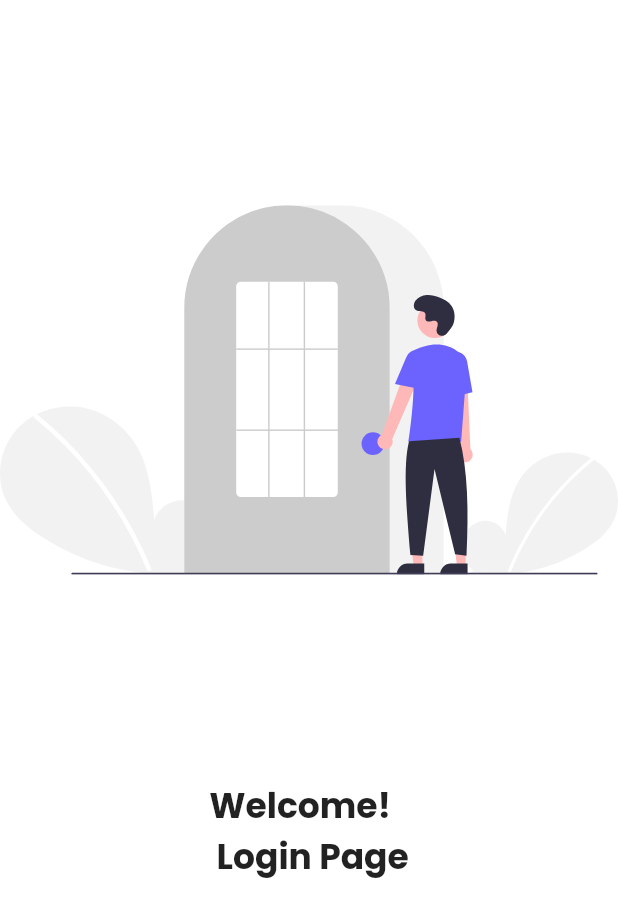
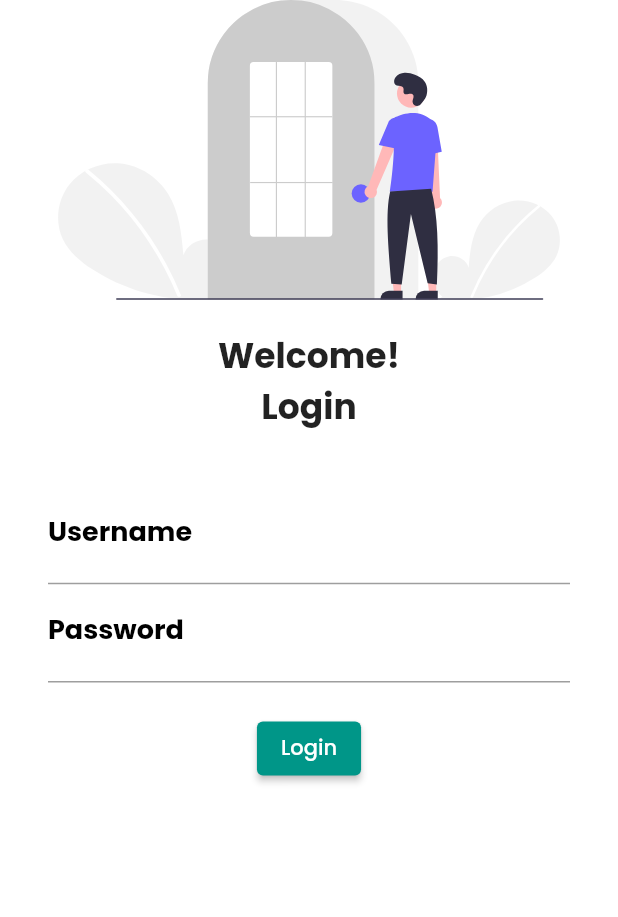
Before and after one commit to whodanyalahmed/learning_flutter, a Flutter app: the screen it shows after launch, on a phone screen of 412 x 824 dp. Shown: the top 917 px of the screen. Run offline on Flutter 3.47's test engine with Material 2 defaults, Android fonts, the phone set to English and light mode, and no system bars; our stand-ins replace flutter_svg, google_fonts; missing offline and left inert: dart:html.

Commit message:
Text field added

```diff
--- a/lib/pages/login_page.dart
+++ b/lib/pages/login_page.dart
@@ -1,3 +1,5 @@
+import 'dart:html';
+
 import 'package:flutter/material.dart';
 import 'package:flutter_svg/flutter_svg.dart';
 
@@ -10,17 +12,75 @@ class LoginPage extends StatelessWidget {
         color: Colors.white,
         child: Column(
           children: [
-            SvgPicture.asset(
-              "assets/images/login_image.svg",
-              fit: BoxFit.scaleDown,
-            ),
+            SvgPicture.asset("assets/images/login_image.svg",
+                fit: BoxFit.cover, height: 200),
+            SizedBox(height: 20),
             const Text(
-              "Welcome! \n Login Page",
+              "Welcome!",
               style: TextStyle(
                 fontWeight: FontWeight.bold,
                 fontSize: 23,
               ),
             ),
+            const Text(
+              "Login",
+              style: TextStyle(
+                fontWeight: FontWeight.bold,
+                fontSize: 23,
+              ),
+              textAlign: TextAlign.left,
+            ),
+            const SizedBox(
+              height: 20,
+            ),
+            Padding(
+              padding: const EdgeInsets.symmetric(vertical: 16, horizontal: 32),
+              child: Column(
+                children: [
+                  TextFormField(
+                    decoration: const InputDecoration(
+                      hintText: "Enter username",
+                      labelText: "Username",
+                      labelStyle: TextStyle(
+                        color: Colors.black,
+                        fontWeight: FontWeight.bold,
+                        fontSize: 18,
+                      ),
+                      focusedBorder: UnderlineInputBorder(
+                        borderSide: BorderSide(color: Colors.black),
+                      ),
+                    ),
+                  ),
+                  TextFormField(
+                    obscureText: true,
+                    decoration: const InputDecoration(
+                      hintText: "Enter password",
+                      labelText: "Password",
+                      labelStyle: TextStyle(
+                        color: Colors.black,
+                        fontWeight: FontWeight.bold,
+                        fontSize: 18,
+                      ),
+                      focusedBorder: UnderlineInputBorder(
+                        borderSide: BorderSide(color: Colors.black),
+                      ),
+                    ),
+                  ),
+                  const SizedBox(
+                    height: 20,
+                  ),
+                  ElevatedButton(
+                      child: const Text("Login"),
+                      style: TextButton.styleFrom(
+                        primary: Colors.white,
+                      ),
+                      onPressed: () {
+                        // ignore: avoid_print
+                        print("logged in...");
+                      }),
+                ],
+              ),
+            )
           ],
         ));
   }
```
